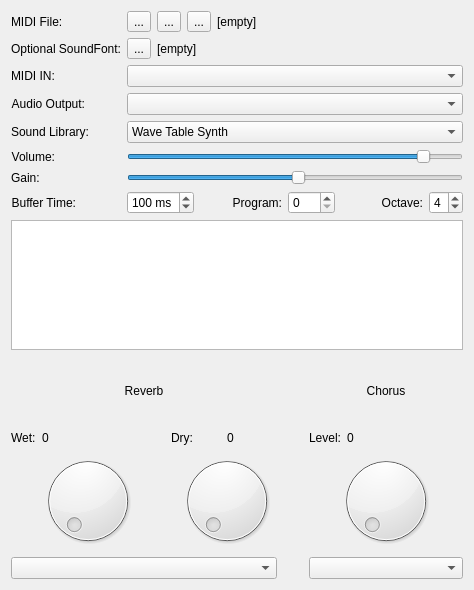
First picture: the form in guisynth/mainwindow.ui, repository pedrolcl/multiplatform-sonivoxeas, before the edit.
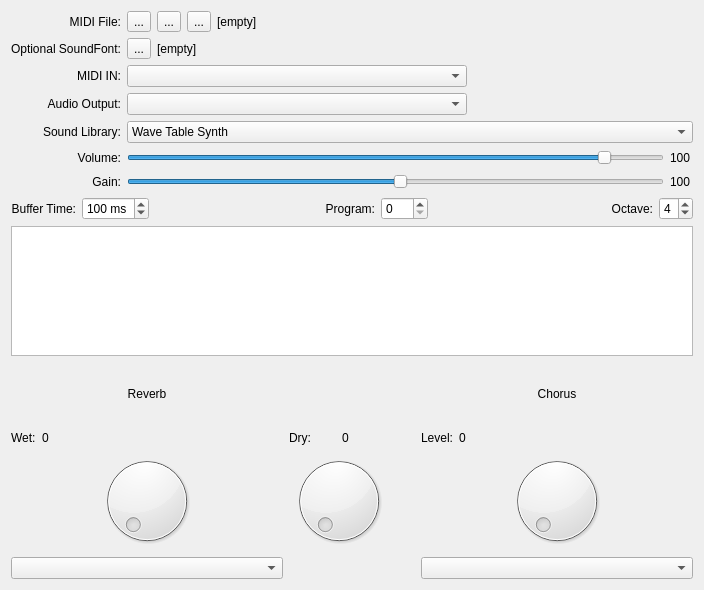
Second picture: the form after the edit. Icons and pictures are not drawn. Custom widgets are drawn as their Qt base class.

Commit message:
add volume and gain labels
Refactor mainwindow UI

Diff of the .ui file:
```diff
--- a/guisynth/mainwindow.ui
+++ b/guisynth/mainwindow.ui
@@ -6,10 +6,16 @@
    <rect>
     <x>0</x>
     <y>0</y>
-    <width>474</width>
+    <width>704</width>
     <height>590</height>
    </rect>
   </property>
+  <property name="sizePolicy">
+   <sizepolicy hsizetype="Expanding" vsizetype="Preferred">
+    <horstretch>0</horstretch>
+    <verstretch>0</verstretch>
+   </sizepolicy>
+  </property>
   <property name="minimumSize">
    <size>
     <width>474</width>
@@ -24,20 +30,214 @@
     <normaloff>:/icon.png</normaloff>:/icon.png</iconset>
   </property>
   <widget class="QWidget" name="centralWidget">
-   <layout class="QGridLayout" name="gridLayout" columnstretch="0,0,0,0,0">
-    <item row="0" column="0" colspan="5">
-     <layout class="QFormLayout" name="formLayout">
+   <property name="sizePolicy">
+    <sizepolicy hsizetype="Expanding" vsizetype="Preferred">
+     <horstretch>0</horstretch>
+     <verstretch>0</verstretch>
+    </sizepolicy>
+   </property>
+   <layout class="QGridLayout" name="gridLayout_2">
+    <item row="2" column="0" colspan="4">
+     <widget class="drumstick::widgets::PianoKeybd" name="pianoKeybd">
+      <property name="sizePolicy">
+       <sizepolicy hsizetype="Expanding" vsizetype="Fixed">
+        <horstretch>0</horstretch>
+        <verstretch>0</verstretch>
+       </sizepolicy>
+      </property>
+      <property name="minimumSize">
+       <size>
+        <width>450</width>
+        <height>130</height>
+       </size>
+      </property>
+      <property name="maximumSize">
+       <size>
+        <width>16777215</width>
+        <height>130</height>
+       </size>
+      </property>
+      <property name="baseSize">
+       <size>
+        <width>450</width>
+        <height>130</height>
+       </size>
+      </property>
+      <property name="baseOctave" stdset="0">
+       <number>3</number>
+      </property>
+      <property name="numKeys" stdset="0">
+       <number>25</number>
+      </property>
+      <property name="keyPressedColor" stdset="0">
+       <color>
+        <red>255</red>
+        <green>0</green>
+        <blue>0</blue>
+       </color>
+      </property>
+     </widget>
+    </item>
+    <item row="3" column="0">
+     <widget class="QLabel" name="lblReverb">
+      <property name="text">
+       <string>Reverb</string>
+      </property>
+      <property name="alignment">
+       <set>Qt::AlignmentFlag::AlignCenter</set>
+      </property>
+     </widget>
+    </item>
+    <item row="3" column="2">
+     <spacer name="verticalSpacer">
+      <property name="orientation">
+       <enum>Qt::Orientation::Vertical</enum>
+      </property>
+      <property name="sizeHint" stdset="0">
+       <size>
+        <width>20</width>
+        <height>8</height>
+       </size>
+      </property>
+     </spacer>
+    </item>
+    <item row="3" column="3">
+     <widget class="QLabel" name="lblChorus">
+      <property name="text">
+       <string>Chorus</string>
+      </property>
+      <property name="alignment">
+       <set>Qt::AlignmentFlag::AlignCenter</set>
+      </property>
+     </widget>
+    </item>
+    <item row="4" column="0">
+     <layout class="QHBoxLayout" name="horizontalLayout_4">
+      <item>
+       <widget class="QLabel" name="lblWet">
+        <property name="sizePolicy">
+         <sizepolicy hsizetype="Minimum" vsizetype="Minimum">
+          <horstretch>0</horstretch>
+          <verstretch>0</verstretch>
+         </sizepolicy>
+        </property>
+        <property name="text">
+         <string>Wet:</string>
+        </property>
+       </widget>
+      </item>
+      <item>
+       <widget class="QLabel" name="lblWetVal">
+        <property name="sizePolicy">
+         <sizepolicy hsizetype="Expanding" vsizetype="Preferred">
+          <horstretch>0</horstretch>
+          <verstretch>0</verstretch>
+         </sizepolicy>
+        </property>
+        <property name="text">
+         <string>0</string>
+        </property>
+       </widget>
+      </item>
+     </layout>
+    </item>
+    <item row="4" column="1">
+     <layout class="QHBoxLayout" name="horizontalLayout_6">
+      <item>
+       <widget class="QLabel" name="lblDry">
+        <property name="text">
+         <string>Dry:</string>
+        </property>
+       </widget>
+      </item>
+      <item>
+       <widget class="QLabel" name="lblDryVal">
+        <property name="text">
+         <string>0</string>
+        </property>
+       </widget>
+      </item>
+     </layout>
+    </item>
+    <item row="4" column="3">
+     <layout class="QHBoxLayout" name="horizontalLayout_5">
+      <item>
+       <widget class="QLabel" name="lblLevel">
+        <property name="sizePolicy">
+         <sizepolicy hsizetype="Minimum" vsizetype="Minimum">
+          <horstretch>0</horstretch>
+          <verstretch>0</verstretch>
+         </sizepolicy>
+        </property>
+        <property name="text">
+         <string>Level:</string>
+        </property>
+       </widget>
+      </item>
+      <item>
+       <widget class="QLabel" name="lblLevelVa">
+        <property name="sizePolicy">
+         <sizepolicy hsizetype="Expanding" vsizetype="Minimum">
+          <horstretch>0</horstretch>
+          <verstretch>0</verstretch>
+         </sizepolicy>
+        </property>
+        <property name="text">
+         <string>0</string>
+        </property>
+       </widget>
+      </item>
+     </layout>
+    </item>
+    <item row="5" column="0">
+     <widget class="QDial" name="dial_ReverbWet">
+      <property name="maximum">
+       <number>32767</number>
+      </property>
+     </widget>
+    </item>
+    <item row="5" column="1">
+     <widget class="QDial" name="dial_ReverbDry">
+      <property name="maximum">
+       <number>32767</number>
+      </property>
+     </widget>
+    </item>
+    <item row="5" column="3">
+     <widget class="QDial" name="dial_Chorus">
+      <property name="maximum">
+       <number>32767</number>
+      </property>
+     </widget>
+    </item>
+    <item row="6" column="0">
+     <widget class="QComboBox" name="combo_Reverb"/>
+    </item>
+    <item row="6" column="3">
+     <widget class="QComboBox" name="combo_Chorus"/>
+    </item>
+    <item row="0" column="0" colspan="4">
+     <layout class="QGridLayout" name="gridLayout">
       <item row="0" column="0">
        <widget class="QLabel" name="lblMIDIFile">
+        <property name="sizePolicy">
+         <sizepolicy hsizetype="Minimum" vsizetype="Preferred">
+          <horstretch>0</horstretch>
+          <verstretch>0</verstretch>
+         </sizepolicy>
+        </property>
         <property name="text">
          <string>MIDI File:</string>
         </property>
+        <property name="alignment">
+         <set>Qt::AlignmentFlag::AlignRight|Qt::AlignmentFlag::AlignTrailing|Qt::AlignmentFlag::AlignVCenter</set>
+        </property>
         <property name="buddy">
          <cstring>playButton</cstring>
         </property>
        </widget>
       </item>
-      <item row="0" column="1">
+      <item row="0" column="1" colspan="2">
        <layout class="QHBoxLayout" name="horizontalLayout">
         <item>
          <widget class="QToolButton" name="playButton">
@@ -127,9 +327,18 @@
       </item>
       <item row="2" column="0">
        <widget class="QLabel" name="lblMIDIIn">
+        <property name="sizePolicy">
+         <sizepolicy hsizetype="Minimum" vsizetype="Preferred">
+          <horstretch>0</horstretch>
+          <verstretch>0</verstretch>
+         </sizepolicy>
+        </property>
         <property name="text">
          <string>MIDI IN:</string>
         </property>
+        <property name="alignment">
+         <set>Qt::AlignmentFlag::AlignRight|Qt::AlignmentFlag::AlignTrailing|Qt::AlignmentFlag::AlignVCenter</set>
+        </property>
         <property name="buddy">
          <cstring>combo_MIDI</cstring>
         </property>
@@ -148,7 +357,7 @@
       <item row="3" column="0">
        <widget class="QLabel" name="lblAudioOut">
         <property name="sizePolicy">
-         <sizepolicy hsizetype="Expanding" vsizetype="Minimum">
+         <sizepolicy hsizetype="Minimum" vsizetype="Minimum">
           <horstretch>0</horstretch>
           <verstretch>0</verstretch>
          </sizepolicy>
@@ -180,168 +389,33 @@
         </property>
        </widget>
       </item>
-      <item row="5" column="0">
-       <widget class="QLabel" name="volumeLabel">
-        <property name="sizePolicy">
-         <sizepolicy hsizetype="Expanding" vsizetype="Minimum">
-          <horstretch>0</horstretch>
-          <verstretch>0</verstretch>
-         </sizepolicy>
-        </property>
-        <property name="text">
-         <string>Volume:</string>
-        </property>
-        <property name="alignment">
-         <set>Qt::AlignmentFlag::AlignRight|Qt::AlignmentFlag::AlignTrailing|Qt::AlignmentFlag::AlignVCenter</set>
-        </property>
-        <property name="buddy">
-         <cstring>volumeSlider</cstring>
-        </property>
-       </widget>
-      </item>
-      <item row="5" column="1">
-       <widget class="QSlider" name="volumeSlider">
-        <property name="sizePolicy">
-         <sizepolicy hsizetype="Minimum" vsizetype="Fixed">
-          <horstretch>0</horstretch>
-          <verstretch>0</verstretch>
-         </sizepolicy>
-        </property>
-        <property name="maximum">
-         <number>100</number>
-        </property>
-        <property name="value">
-         <number>90</number>
-        </property>
-        <property name="orientation">
-         <enum>Qt::Orientation::Horizontal</enum>
-        </property>
-       </widget>
-      </item>
-      <item row="7" column="0">
-       <widget class="QLabel" name="lblBufferTime">
-        <property name="sizePolicy">
-         <sizepolicy hsizetype="Expanding" vsizetype="Minimum">
-          <horstretch>0</horstretch>
-          <verstretch>0</verstretch>
-         </sizepolicy>
-        </property>
-        <property name="text">
-         <string>Buffer Time:</string>
-        </property>
-        <property name="alignment">
-         <set>Qt::AlignmentFlag::AlignRight|Qt::AlignmentFlag::AlignTrailing|Qt::AlignmentFlag::AlignVCenter</set>
-        </property>
-        <property name="buddy">
-         <cstring>spinBuffer</cstring>
-        </property>
-       </widget>
-      </item>
-      <item row="7" column="1">
-       <layout class="QHBoxLayout" name="horizontalLayout_2">
-        <item>
-         <widget class="QSpinBox" name="spinBuffer">
-          <property name="sizePolicy">
-           <sizepolicy hsizetype="Fixed" vsizetype="Fixed">
-            <horstretch>0</horstretch>
-            <verstretch>0</verstretch>
-           </sizepolicy>
-          </property>
-          <property name="suffix">
-           <string> ms</string>
-          </property>
-          <property name="minimum">
-           <number>10</number>
-          </property>
-          <property name="maximum">
-           <number>200</number>
-          </property>
-          <property name="singleStep">
-           <number>10</number>
-          </property>
-          <property name="value">
-           <number>100</number>
-          </property>
-         </widget>
-        </item>
-        <item>
-         <widget class="QLabel" name="lblPgm">
-          <property name="sizePolicy">
-           <sizepolicy hsizetype="Expanding" vsizetype="Preferred">
-            <horstretch>0</horstretch>
-            <verstretch>0</verstretch>
-           </sizepolicy>
-          </property>
-          <property name="text">
-           <string>Program:</string>
-          </property>
-          <property name="alignment">
-           <set>Qt::AlignmentFlag::AlignRight|Qt::AlignmentFlag::AlignTrailing|Qt::AlignmentFlag::AlignVCenter</set>
-          </property>
-          <property name="buddy">
-           <cstring>spinPgm</cstring>
-          </property>
-         </widget>
-        </item>
-        <item>
-         <widget class="QSpinBox" name="spinPgm">
-          <property name="maximum">
-           <number>127</number>
-          </property>
-         </widget>
-        </item>
-        <item>
-         <widget class="QLabel" name="lblOctave">
-          <property name="sizePolicy">
-           <sizepolicy hsizetype="Expanding" vsizetype="Preferred">
-            <horstretch>0</horstretch>
-            <verstretch>0</verstretch>
-           </sizepolicy>
-          </property>
-          <property name="text">
-           <string>Octave:</string>
-          </property>
-          <property name="alignment">
-           <set>Qt::AlignmentFlag::AlignRight|Qt::AlignmentFlag::AlignTrailing|Qt::AlignmentFlag::AlignVCenter</set>
-          </property>
-          <property name="buddy">
-           <cstring>spinOctave</cstring>
-          </property>
-         </widget>
-        </item>
-        <item>
-         <widget class="QSpinBox" name="spinOctave">
-          <property name="sizePolicy">
-           <sizepolicy hsizetype="Fixed" vsizetype="Fixed">
-            <horstretch>0</horstretch>
-            <verstretch>0</verstretch>
-           </sizepolicy>
-          </property>
-          <property name="minimum">
-           <number>1</number>
-          </property>
-          <property name="maximum">
-           <number>8</number>
-          </property>
-          <property name="value">
-           <number>4</number>
-          </property>
-         </widget>
-        </item>
-       </layout>
-      </item>
       <item row="4" column="0">
        <widget class="QLabel" name="lblSoundLib">
+        <property name="sizePolicy">
+         <sizepolicy hsizetype="Minimum" vsizetype="Preferred">
+          <horstretch>0</horstretch>
+          <verstretch>0</verstretch>
+         </sizepolicy>
+        </property>
         <property name="text">
          <string>Sound Library:</string>
         </property>
+        <property name="alignment">
+         <set>Qt::AlignmentFlag::AlignRight|Qt::AlignmentFlag::AlignTrailing|Qt::AlignmentFlag::AlignVCenter</set>
+        </property>
         <property name="buddy">
          <cstring>combo_sndlib</cstring>
         </property>
        </widget>
       </item>
-      <item row="4" column="1">
+      <item row="4" column="1" colspan="2">
        <widget class="QComboBox" name="combo_sndlib">
+        <property name="sizePolicy">
+         <sizepolicy hsizetype="Expanding" vsizetype="Fixed">
+          <horstretch>0</horstretch>
+          <verstretch>0</verstretch>
+         </sizepolicy>
+        </property>
         <property name="currentIndex">
          <number>0</number>
         </property>
@@ -357,11 +431,77 @@
         </item>
        </widget>
       </item>
+      <item row="5" column="0">
+       <widget class="QLabel" name="volumeLabel">
+        <property name="sizePolicy">
+         <sizepolicy hsizetype="Minimum" vsizetype="Minimum">
+          <horstretch>0</horstretch>
+          <verstretch>0</verstretch>
+         </sizepolicy>
+        </property>
+        <property name="text">
+         <string>Volume:</string>
+        </property>
+        <property name="alignment">
+         <set>Qt::AlignmentFlag::AlignRight|Qt::AlignmentFlag::AlignTrailing|Qt::AlignmentFlag::AlignVCenter</set>
+        </property>
+        <property name="buddy">
+         <cstring>volumeSlider</cstring>
+        </property>
+       </widget>
+      </item>
+      <item row="5" column="1">
+       <widget class="QSlider" name="volumeSlider">
+        <property name="sizePolicy">
+         <sizepolicy hsizetype="Expanding" vsizetype="Fixed">
+          <horstretch>0</horstretch>
+          <verstretch>0</verstretch>
+         </sizepolicy>
+        </property>
+        <property name="maximum">
+         <number>100</number>
+        </property>
+        <property name="value">
+         <number>90</number>
+        </property>
+        <property name="orientation">
+         <enum>Qt::Orientation::Horizontal</enum>
+        </property>
+       </widget>
+      </item>
+      <item row="5" column="2">
+       <widget class="QLabel" name="lblVol">
+        <property name="sizePolicy">
+         <sizepolicy hsizetype="Fixed" vsizetype="Fixed">
+          <horstretch>0</horstretch>
+          <verstretch>0</verstretch>
+         </sizepolicy>
+        </property>
+        <property name="minimumSize">
+         <size>
+          <width>23</width>
+          <height>18</height>
+         </size>
+        </property>
+        <property name="text">
+         <string notr="true">100</string>
+        </property>
+       </widget>
+      </item>
       <item row="6" column="0">
        <widget class="QLabel" name="lblGain">
+        <property name="sizePolicy">
+         <sizepolicy hsizetype="Minimum" vsizetype="Preferred">
+          <horstretch>0</horstretch>
+          <verstretch>0</verstretch>
+         </sizepolicy>
+        </property>
         <property name="text">
          <string>Gain:</string>
         </property>
+        <property name="alignment">
+         <set>Qt::AlignmentFlag::AlignRight|Qt::AlignmentFlag::AlignTrailing|Qt::AlignmentFlag::AlignVCenter</set>
+        </property>
         <property name="buddy">
          <cstring>gainSlider</cstring>
         </property>
@@ -369,6 +509,12 @@
       </item>
       <item row="6" column="1">
        <widget class="QSlider" name="gainSlider">
+        <property name="sizePolicy">
+         <sizepolicy hsizetype="Expanding" vsizetype="Fixed">
+          <horstretch>0</horstretch>
+          <verstretch>0</verstretch>
+         </sizepolicy>
+        </property>
         <property name="maximum">
          <number>196</number>
         </property>
@@ -380,76 +526,31 @@
         </property>
        </widget>
       </item>
+      <item row="6" column="2">
+       <widget class="QLabel" name="lblGainValue">
+        <property name="sizePolicy">
+         <sizepolicy hsizetype="Fixed" vsizetype="Fixed">
+          <horstretch>0</horstretch>
+          <verstretch>0</verstretch>
+         </sizepolicy>
+        </property>
+        <property name="minimumSize">
+         <size>
+          <width>23</width>
+          <height>18</height>
+         </size>
+        </property>
+        <property name="text">
+         <string notr="true">100</string>
+        </property>
+       </widget>
+      </item>
      </layout>
     </item>
-    <item row="1" column="0" colspan="5">
-     <widget class="drumstick::widgets::PianoKeybd" name="pianoKeybd">
-      <property name="sizePolicy">
-       <sizepolicy hsizetype="Expanding" vsizetype="Fixed">
-        <horstretch>0</horstretch>
-        <verstretch>0</verstretch>
-       </sizepolicy>
-      </property>
-      <property name="minimumSize">
-       <size>
-        <width>450</width>
-        <height>130</height>
-       </size>
-      </property>
-      <property name="maximumSize">
-       <size>
-        <width>16777215</width>
-        <height>130</height>
-       </size>
-      </property>
-      <property name="baseSize">
-       <size>
-        <width>450</width>
-        <height>130</height>
-       </size>
-      </property>
-      <property name="baseOctave">
-       <number>3</number>
-      </property>
-      <property name="numKeys">
-       <number>25</number>
-      </property>
-      <property name="keyPressedColor">
-       <color>
-        <red>255</red>
-        <green>0</green>
-        <blue>0</blue>
-       </color>
-      </property>
-     </widget>
-    </item>
-    <item row="2" column="3">
-     <spacer name="verticalSpacer">
-      <property name="orientation">
-       <enum>Qt::Orientation::Vertical</enum>
-      </property>
-      <property name="sizeHint" stdset="0">
-       <size>
-        <width>20</width>
-        <height>8</height>
-       </size>
-      </property>
-     </spacer>
-    </item>
-    <item row="2" column="4">
-     <widget class="QLabel" name="lblChorus">
-      <property name="text">
-       <string>Chorus</string>
-      </property>
-      <property name="alignment">
-       <set>Qt::AlignmentFlag::AlignCenter</set>
-      </property>
-     </widget>
-    </item>
-    <item row="3" column="0">
-     <layout class="QHBoxLayout" name="horizontalLayout_4">
+    <item row="1" column="0" colspan="4">
+     <layout class="QHBoxLayout" name="horizontalLayout_2">
       <item>
-       <widget class="QLabel" name="lblWet">
+       <widget class="QLabel" name="lblBufferTime">
         <property name="sizePolicy">
          <sizepolicy hsizetype="Minimum" vsizetype="Minimum">
           <horstretch>0</horstretch>
@@ -457,110 +558,107 @@
          </sizepolicy>
         </property>
         <property name="text">
-         <string>Wet:</string>
+         <string>Buffer Time:</string>
         </property>
+        <property name="alignment">
+         <set>Qt::AlignmentFlag::AlignRight|Qt::AlignmentFlag::AlignTrailing|Qt::AlignmentFlag::AlignVCenter</set>
+        </property>
+        <property name="buddy">
+         <cstring>spinBuffer</cstring>
+        </property>
        </widget>
       </item>
       <item>
-       <widget class="QLabel" name="lblWetVal">
+       <widget class="QSpinBox" name="spinBuffer">
         <property name="sizePolicy">
-         <sizepolicy hsizetype="Expanding" vsizetype="Preferred">
+         <sizepolicy hsizetype="Fixed" vsizetype="Fixed">
           <horstretch>0</horstretch>
           <verstretch>0</verstretch>
          </sizepolicy>
         </property>
-        <property name="text">
-         <string>0</string>
+        <property name="suffix">
+         <string> ms</string>
         </property>
+        <property name="minimum">
+         <number>10</number>
+        </property>
+        <property name="maximum">
+         <number>200</number>
+        </property>
+        <property name="singleStep">
+         <number>10</number>
+        </property>
+        <property name="value">
+         <number>100</number>
+        </property>
        </widget>
       </item>
-     </layout>
-    </item>
-    <item row="3" column="1" colspan="2">
-     <layout class="QHBoxLayout" name="horizontalLayout_6">
       <item>
-       <widget class="QLabel" name="lblDry">
+       <widget class="QLabel" name="lblPgm">
+        <property name="sizePolicy">
+         <sizepolicy hsizetype="Expanding" vsizetype="Preferred">
+          <horstretch>0</horstretch>
+          <verstretch>0</verstretch>
+         </sizepolicy>
+        </property>
         <property name="text">
-         <string>Dry:</string>
+         <string>Program:</string>
         </property>
+        <property name="alignment">
+         <set>Qt::AlignmentFlag::AlignRight|Qt::AlignmentFlag::AlignTrailing|Qt::AlignmentFlag::AlignVCenter</set>
+        </property>
+        <property name="buddy">
+         <cstring>spinPgm</cstring>
+        </property>
        </widget>
       </item>
       <item>
-       <widget class="QLabel" name="lblDryVal">
-        <property name="text">
-         <string>0</string>
+       <widget class="QSpinBox" name="spinPgm">
+        <property name="maximum">
+         <number>127</number>
         </property>
        </widget>
       </item>
-     </layout>
-    </item>
-    <item row="3" column="4">
-     <layout class="QHBoxLayout" name="horizontalLayout_5">
       <item>
-       <widget class="QLabel" name="lblLevel">
+       <widget class="QLabel" name="lblOctave">
         <property name="sizePolicy">
-         <sizepolicy hsizetype="Minimum" vsizetype="Minimum">
+         <sizepolicy hsizetype="Expanding" vsizetype="Preferred">
           <horstretch>0</horstretch>
           <verstretch>0</verstretch>
          </sizepolicy>
         </property>
         <property name="text">
-         <string>Level:</string>
+         <string>Octave:</string>
         </property>
+        <property name="alignment">
+         <set>Qt::AlignmentFlag::AlignRight|Qt::AlignmentFlag::AlignTrailing|Qt::AlignmentFlag::AlignVCenter</set>
+        </property>
+        <property name="buddy">
+         <cstring>spinOctave</cstring>
+        </property>
        </widget>
       </item>
       <item>
-       <widget class="QLabel" name="lblLevelVa">
+       <widget class="QSpinBox" name="spinOctave">
         <property name="sizePolicy">
-         <sizepolicy hsizetype="Expanding" vsizetype="Minimum">
+         <sizepolicy hsizetype="Fixed" vsizetype="Fixed">
           <horstretch>0</horstretch>
           <verstretch>0</verstretch>
          </sizepolicy>
         </property>
-        <property name="text">
-         <string>0</string>
+        <property name="minimum">
+         <number>1</number>
         </property>
+        <property name="maximum">
+         <number>8</number>
+        </property>
+        <property name="value">
+         <number>4</number>
+        </property>
        </widget>
       </item>
      </layout>
     </item>
-    <item row="4" column="2">
-     <widget class="QDial" name="dial_ReverbDry">
-      <property name="maximum">
-       <number>32767</number>
-      </property>
-     </widget>
-    </item>
-    <item row="4" column="4">
-     <widget class="QDial" name="dial_Chorus">
-      <property name="maximum">
-       <number>32767</number>
-      </property>
-     </widget>
-    </item>
-    <item row="5" column="4">
-     <widget class="QComboBox" name="combo_Chorus"/>
-    </item>
-    <item row="5" column="0" colspan="3">
-     <widget class="QComboBox" name="combo_Reverb"/>
-    </item>
-    <item row="2" column="0" colspan="3">
-     <widget class="QLabel" name="lblReverb">
-      <property name="text">
-       <string>Reverb</string>
-      </property>
-      <property name="alignment">
-       <set>Qt::AlignmentFlag::AlignCenter</set>
-      </property>
-     </widget>
-    </item>
-    <item row="4" column="0">
-     <widget class="QDial" name="dial_ReverbWet">
-      <property name="maximum">
-       <number>32767</number>
-      </property>
-     </widget>
-    </item>
    </layout>
   </widget>
  </widget>
```
Left out of the diff: 9 changed lines with no effect on the pictures. The commit also changes 1 other file.
